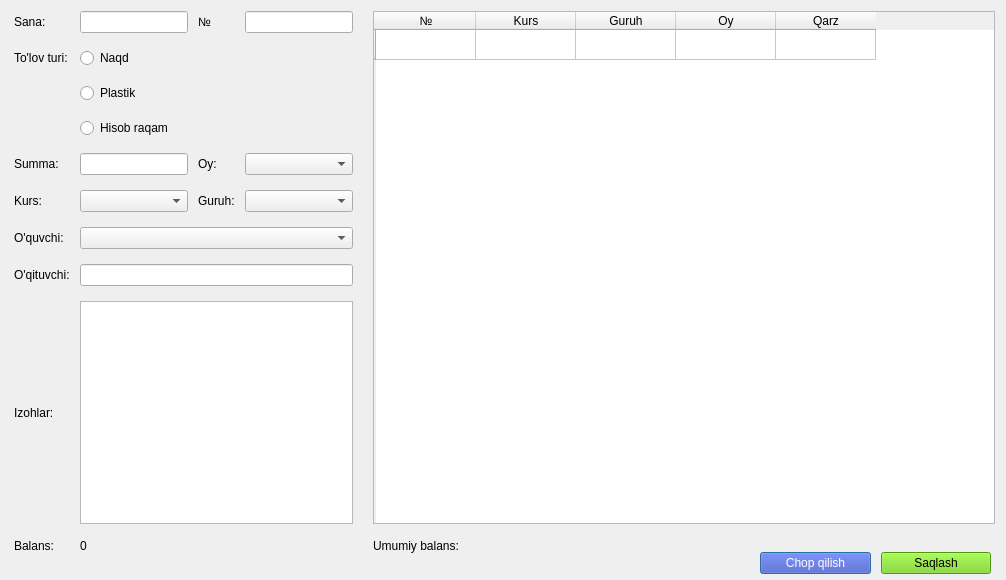
This is payment.ui in fpscala/payment-app as Qt 5 draws it before an edit. The edited form follows.
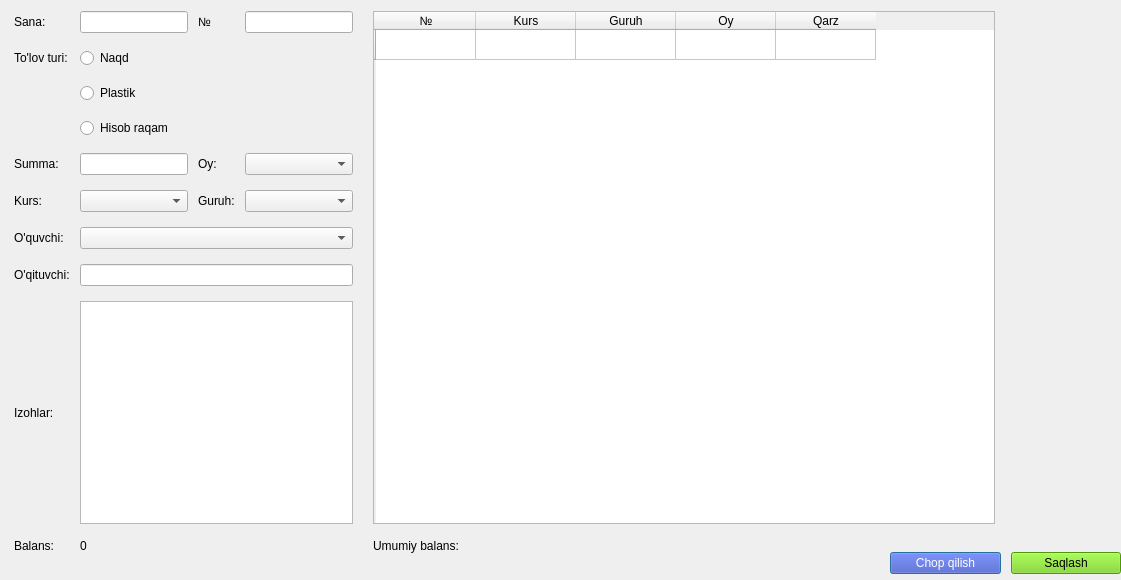
This is the edited form.

```diff
--- a/payment.ui
+++ b/payment.ui
@@ -6,7 +6,7 @@
    <rect>
     <x>0</x>
     <y>0</y>
-    <width>1006</width>
+    <width>1121</width>
     <height>580</height>
    </rect>
   </property>
@@ -251,7 +251,7 @@
    </property>
    <property name="geometry">
     <rect>
-     <x>760</x>
+     <x>890</x>
      <y>550</y>
      <width>231</width>
      <height>27</height>
```
